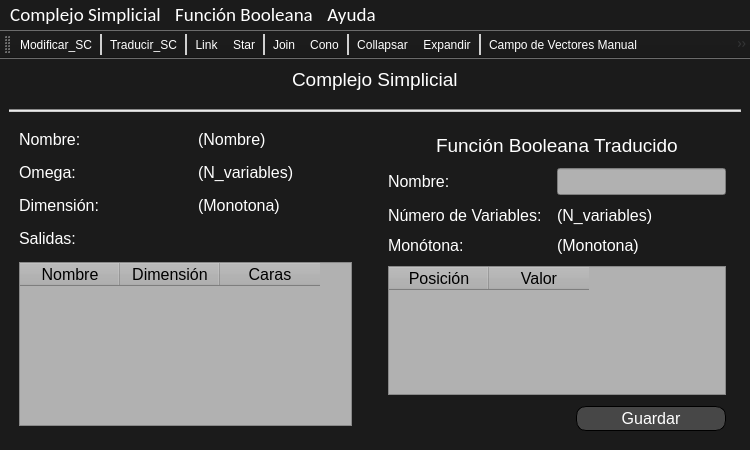
Qt form Presentacion/TFG_SC_Menu_tra.ui (paascorb/TFG) before a commit.
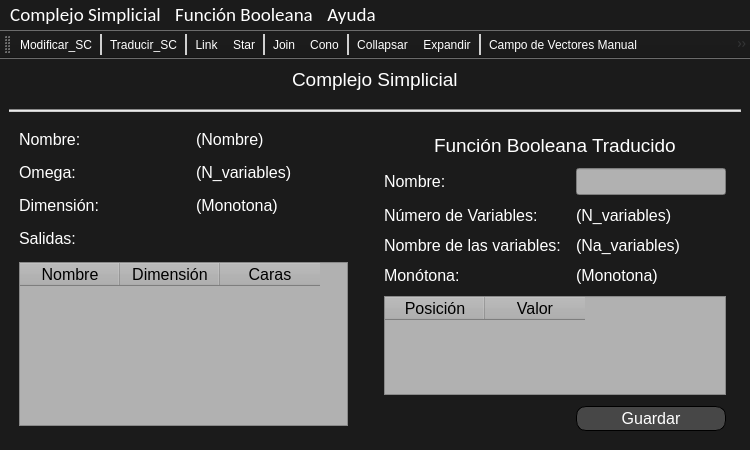
The same form after that commit. Icons and pictures are not drawn.

Commit message: Añadiendo nombre de variables a las funciones booleanas y alguna interfaz más.

```diff
--- a/Presentacion/TFG_SC_Menu_tra.ui
+++ b/Presentacion/TFG_SC_Menu_tra.ui
@@ -245,67 +245,6 @@
         <property name="verticalSpacing">
          <number>11</number>
         </property>
-        <item row="2" column="2">
-         <widget class="QLabel" name="label_n_variables">
-          <property name="font">
-           <font>
-            <pointsize>12</pointsize>
-           </font>
-          </property>
-          <property name="text">
-           <string>(N_variables)</string>
-          </property>
-         </widget>
-        </item>
-        <item row="2" column="1">
-         <widget class="QLabel" name="label_8">
-          <property name="font">
-           <font>
-            <pointsize>12</pointsize>
-           </font>
-          </property>
-          <property name="text">
-           <string>Número de Variables:</string>
-          </property>
-         </widget>
-        </item>
-        <item row="1" column="1">
-         <widget class="QLabel" name="label_7">
-          <property name="maximumSize">
-           <size>
-            <width>350</width>
-            <height>50</height>
-           </size>
-          </property>
-          <property name="font">
-           <font>
-            <pointsize>12</pointsize>
-           </font>
-          </property>
-          <property name="text">
-           <string>Nombre:</string>
-          </property>
-         </widget>
-        </item>
-        <item row="1" column="2">
-         <widget class="QLineEdit" name="text_fb_name">
-          <property name="maximumSize">
-           <size>
-            <width>16777215</width>
-            <height>50</height>
-           </size>
-          </property>
-          <property name="font">
-           <font>
-            <pointsize>12</pointsize>
-           </font>
-          </property>
-          <property name="styleSheet">
-           <string notr="true">color: rgb(0, 0, 0);
-background-color: rgb(177, 177, 177);</string>
-          </property>
-         </widget>
-        </item>
         <item row="0" column="1" colspan="2" alignment="Qt::AlignHCenter">
          <widget class="QLabel" name="label_6">
           <property name="maximumSize">
@@ -324,65 +263,7 @@
           </property>
          </widget>
         </item>
-        <item row="3" column="1">
-         <widget class="QLabel" name="label_9">
-          <property name="font">
-           <font>
-            <pointsize>12</pointsize>
-           </font>
-          </property>
-          <property name="text">
-           <string>Monótona:</string>
-          </property>
-         </widget>
-        </item>
-        <item row="3" column="2">
-         <widget class="QLabel" name="label_monotona">
-          <property name="font">
-           <font>
-            <pointsize>12</pointsize>
-           </font>
-          </property>
-          <property name="text">
-           <string>(Monotona)</string>
-          </property>
-         </widget>
-        </item>
-        <item row="4" column="1" colspan="2">
-         <widget class="QTableWidget" name="tableWidget_2">
-          <property name="sizePolicy">
-           <sizepolicy hsizetype="Preferred" vsizetype="Expanding">
-            <horstretch>0</horstretch>
-            <verstretch>0</verstretch>
-           </sizepolicy>
-          </property>
-          <property name="styleSheet">
-           <string notr="true">color: rgb(0, 0, 0);
-background-color: rgb(177, 177, 177);</string>
-          </property>
-          <column>
-           <property name="text">
-            <string>Posición</string>
-           </property>
-           <property name="font">
-            <font>
-             <pointsize>12</pointsize>
-            </font>
-           </property>
-          </column>
-          <column>
-           <property name="text">
-            <string>Valor</string>
-           </property>
-           <property name="font">
-            <font>
-             <pointsize>12</pointsize>
-            </font>
-           </property>
-          </column>
-         </widget>
-        </item>
-        <item row="5" column="2" alignment="Qt::AlignRight">
+        <item row="6" column="2" alignment="Qt::AlignRight">
          <widget class="QPushButton" name="pushButton_Guardar">
           <property name="sizePolicy">
            <sizepolicy hsizetype="Expanding" vsizetype="Expanding">
@@ -434,6 +315,149 @@
           </property>
          </widget>
         </item>
+        <item row="1" column="1">
+         <widget class="QLabel" name="label_7">
+          <property name="maximumSize">
+           <size>
+            <width>350</width>
+            <height>50</height>
+           </size>
+          </property>
+          <property name="font">
+           <font>
+            <pointsize>12</pointsize>
+           </font>
+          </property>
+          <property name="text">
+           <string>Nombre:</string>
+          </property>
+         </widget>
+        </item>
+        <item row="2" column="1">
+         <widget class="QLabel" name="label_8">
+          <property name="font">
+           <font>
+            <pointsize>12</pointsize>
+           </font>
+          </property>
+          <property name="text">
+           <string>Número de Variables:</string>
+          </property>
+         </widget>
+        </item>
+        <item row="5" column="1" colspan="2">
+         <widget class="QTableWidget" name="tableWidget_2">
+          <property name="sizePolicy">
+           <sizepolicy hsizetype="Preferred" vsizetype="Expanding">
+            <horstretch>0</horstretch>
+            <verstretch>0</verstretch>
+           </sizepolicy>
+          </property>
+          <property name="styleSheet">
+           <string notr="true">color: rgb(0, 0, 0);
+background-color: rgb(177, 177, 177);</string>
+          </property>
+          <column>
+           <property name="text">
+            <string>Posición</string>
+           </property>
+           <property name="font">
+            <font>
+             <pointsize>12</pointsize>
+            </font>
+           </property>
+          </column>
+          <column>
+           <property name="text">
+            <string>Valor</string>
+           </property>
+           <property name="font">
+            <font>
+             <pointsize>12</pointsize>
+            </font>
+           </property>
+          </column>
+         </widget>
+        </item>
+        <item row="4" column="2">
+         <widget class="QLabel" name="label_monotona">
+          <property name="font">
+           <font>
+            <pointsize>12</pointsize>
+           </font>
+          </property>
+          <property name="text">
+           <string>(Monotona)</string>
+          </property>
+         </widget>
+        </item>
+        <item row="2" column="2">
+         <widget class="QLabel" name="label_n_variables">
+          <property name="font">
+           <font>
+            <pointsize>12</pointsize>
+           </font>
+          </property>
+          <property name="text">
+           <string>(N_variables)</string>
+          </property>
+         </widget>
+        </item>
+        <item row="1" column="2">
+         <widget class="QLineEdit" name="text_fb_name">
+          <property name="maximumSize">
+           <size>
+            <width>16777215</width>
+            <height>50</height>
+           </size>
+          </property>
+          <property name="font">
+           <font>
+            <pointsize>12</pointsize>
+           </font>
+          </property>
+          <property name="styleSheet">
+           <string notr="true">color: rgb(0, 0, 0);
+background-color: rgb(177, 177, 177);</string>
+          </property>
+         </widget>
+        </item>
+        <item row="4" column="1">
+         <widget class="QLabel" name="label_9">
+          <property name="font">
+           <font>
+            <pointsize>12</pointsize>
+           </font>
+          </property>
+          <property name="text">
+           <string>Monótona:</string>
+          </property>
+         </widget>
+        </item>
+        <item row="3" column="1">
+         <widget class="QLabel" name="label_10">
+          <property name="font">
+           <font>
+            <pointsize>12</pointsize>
+           </font>
+          </property>
+          <property name="text">
+           <string>Nombre de las variables:</string>
+          </property>
+         </widget>
+        </item>
+        <item row="3" column="2">
+         <widget class="QLabel" name="label_name_variables">
+          <property name="font">
+           <font>
+            <pointsize>12</pointsize>
+           </font>
+          </property>
+          <property name="text">
+           <string>(Na_variables)</string>
+          </property>
+         </widget>
+        </item>
        </layout>
       </item>
      </layout>
```
The commit also changes 26 other files.
